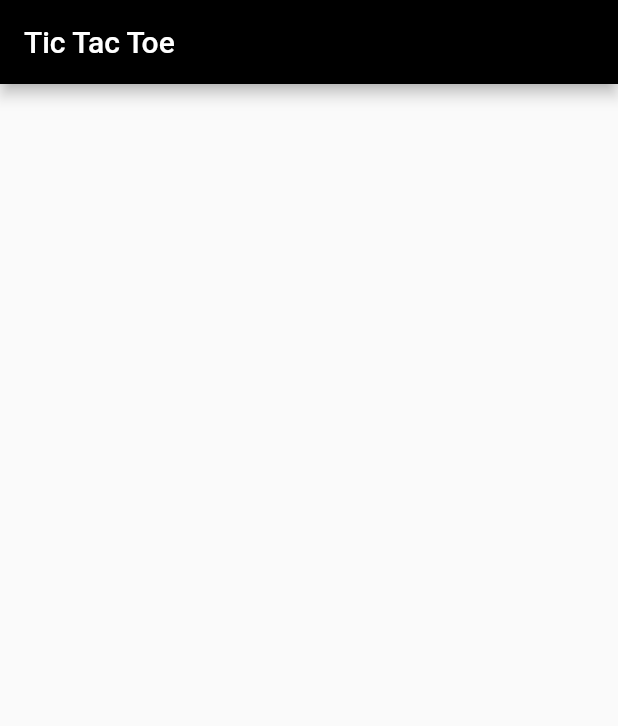
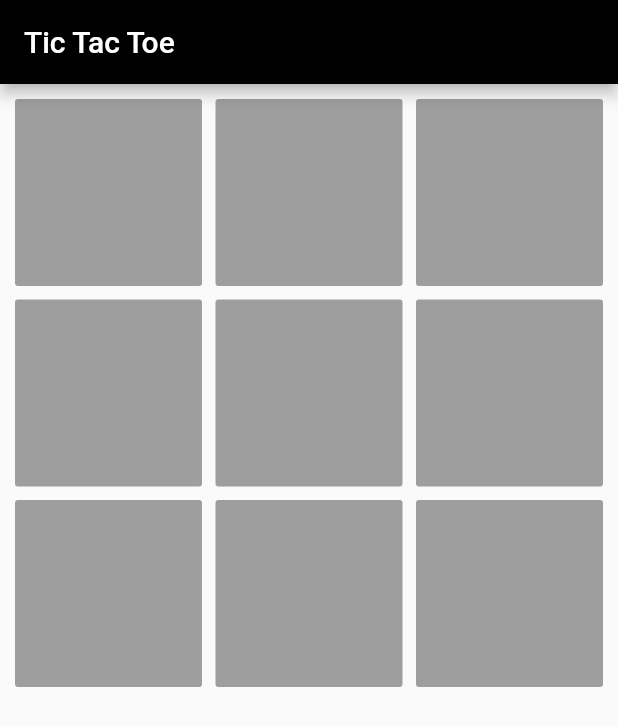
Before and after one commit to cloneartist/tictactoe, a Flutter app: the screen it shows after launch, on a phone screen of 412 x 824 dp. Shown: the top 726 px of the screen. Run offline on Flutter 3.47's test engine with Material 2 defaults, Android fonts, the phone set to English and light mode, and no system bars.

Commit message:
Add Basic Ui

```diff
--- a/lib/game_button.dart
+++ b/lib/game_button.dart
@@ -1,6 +1,12 @@
+import 'package:flutter/material.dart';
+
 class GameButton{
 
   final id;
   String text;
+  Color bg;
+  bool enabled;
 
+  GameButton(
+    {this.id,this.text="",this.bg= Colors.grey,this.enabled=true});
 }
--- a/lib/home_page.dart
+++ b/lib/home_page.dart
@@ -1,4 +1,5 @@
 import 'package:flutter/material.dart';
+import 'package:tictactoe/game_button.dart';
 
 class HomePage extends StatefulWidget {
   @override
@@ -6,13 +7,69 @@ class HomePage extends StatefulWidget {
 }
 
 class _HomePageState extends State<HomePage> {
+List<GameButton> buttonList;
+@override
+  void initState() {
+
+    super.initState();
+    buttonList = doInit();
+  }
+  List<GameButton> doInit() {
+      var gameButton = <GameButton>[
+        new GameButton(id: 1),
+        new GameButton(id: 2),
+        new GameButton(id: 3),
+        new GameButton(id: 4),
+        new GameButton(id: 5),
+        new GameButton(id: 6),
+        new GameButton(id: 7),
+        new GameButton(id: 8),
+        new GameButton(id: 9),
+      ];
+      return gameButton;
+
+
+  }
+
+
+
   @override
   Widget build(BuildContext context) {
     return Scaffold(
-      appBar: new AppBar(title: new Text('Tic Tac Toe')),
-      body: new Container(),
-    );
+      appBar: new AppBar(title: new Text('Tic Tac Toe')
+      ),
+      body: new GridView.builder(
+        padding: const EdgeInsets.all(10.0),
+        itemCount: buttonList.length,
+        gridDelegate: new SliverGridDelegateWithFixedCrossAxisCount(
+          crossAxisCount: 3,
+          childAspectRatio: 1,
+          crossAxisSpacing: 9,
+          mainAxisSpacing: 9,),
+         itemBuilder: (context,i)=>new SizedBox(
+           width: 100,
+           height: 100,
+           child: new RaisedButton(
+             padding: const EdgeInsets.all(8),
+             onPressed: null,
+             child: new Text(buttonList[i].text,
+             style: new TextStyle(
+               color: Colors.white, fontSize: 20),
+
+             ),
+             color: buttonList[i].bg,
+             disabledColor: buttonList[i].bg,
+             ),
+
+           ),
+             ),
+
+             );
+
+
   }
 
 
+
+
   }
```
